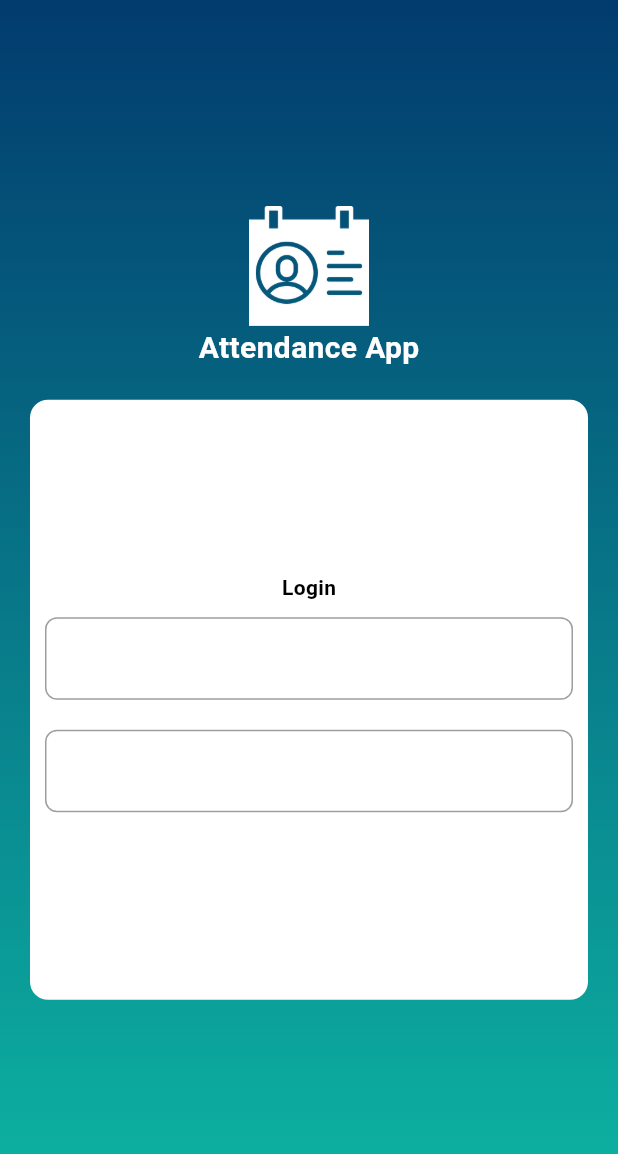
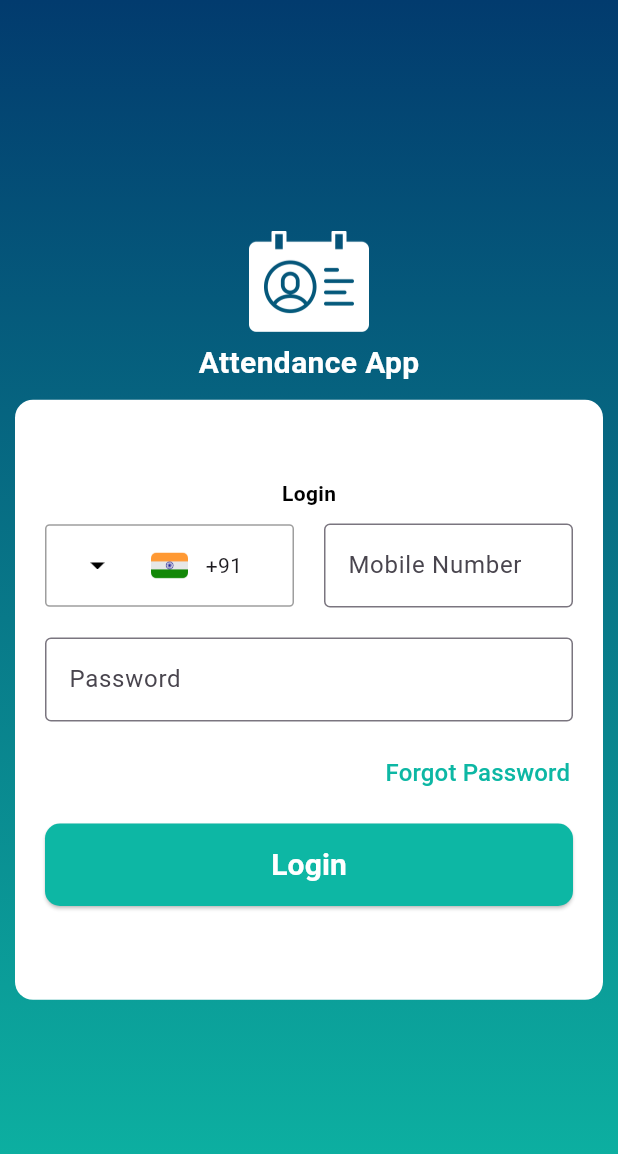
Before and after one commit to ajayrana78767/Core-Attendance-App, a Flutter app: the screen it shows after launch, on a phone screen of 412 x 824 dp. Shown: the top 1154 px of the screen. Run offline on Flutter 3.47's test engine with Material 3 defaults, Android fonts, the phone set to English and light mode, and no system bars.

Commit message:
Login Secreen

```diff
--- a/lib/Screens/loginscreen.dart
+++ b/lib/Screens/loginscreen.dart
@@ -39,7 +39,7 @@ class _LoginscreenState extends State<Loginscreen> {
             Center(child: Image.asset("assets/images/cameraImage.png",
               width: 80, // Set width
               height: 80, // Set height
-              fit: BoxFit.cover,
+
               )
             ),
 
@@ -51,8 +51,8 @@ class _LoginscreenState extends State<Loginscreen> {
                 )
               ),
               Container(
-
-                margin: EdgeInsets.all(20),
+                padding: EdgeInsets.all(10),
+                margin: EdgeInsets.all(10),
                 height: 400,
                 width: double.infinity,
                 decoration: BoxDecoration(
@@ -68,31 +68,100 @@ class _LoginscreenState extends State<Loginscreen> {
                         color: Colors.black,
                         ),
                       ),
+                     Row(
+                        children: [
+                          Expanded(
+                            child: Container(
+                              margin: EdgeInsets.all(10),
+                              height: 55,
+                              width: 100,
+
+                              decoration: BoxDecoration(
+                                borderRadius: BorderRadius.circular(3), // Rounded corners
+                                border: Border.all(color: Colors.grey),
+                              ),
+                              padding: EdgeInsets.all(10),
+                              child: Row(
+                                children: [
+                                  Expanded(
+                                    child: Image.asset("assets/images/ic_down_arrow.png",
+                                    width: 10, // Set width
+                                    height: 5, // Set height
+
+                                    ),
+                                  ),
+                                  Expanded(
+                                    child: Image.asset("assets/images/indiaFlag.png",
+                                    width: 25, // Set width
+                                    height: 25, // Set height
+
+                                    ),
+                                  ),
+                                  Expanded(
+                                    child: Text("+91")
+                                  ),
+                                ],
+                              ),
+                            ),
+                          ),
+                          Expanded(
+                            child: Container(
+                              padding: EdgeInsets.all(10),
+                              child: TextField(
+                                decoration: InputDecoration(
+                                  labelText: "Mobile Number",
+                                  border: OutlineInputBorder(),
+                                ),
+
+                              ),
+                            ),
+                          ),
+                        ],
+                      ),
+                      Container(
+                        padding: EdgeInsets.all(10),
+                              child: TextField(
+                                decoration: InputDecoration(
+                                  labelText: "Password",
+                                  border: OutlineInputBorder(),
+                                ),
+                              ),
+
+                      ),
 
                       Container(
-                        margin: EdgeInsets.all(10),
-                        height: 55,
-                        width: double.infinity,
-                        decoration: BoxDecoration(
-                          border: Border.all(color: Colors.grey, width: 1),
-                          borderRadius: BorderRadius.all(Radius.circular(8)),
+                        alignment: Alignment.topRight,
+                        child: TextButton(
+                          onPressed: () {
 
+                        },
+                        child: Text("Forgot Password", style: TextStyle(fontSize: 16, color: colorUtils.tertiaryColor),),
                         ),
                       ),
                       Container(
                         margin: EdgeInsets.all(10),
+                        child: SizedBox(
                           height: 55,
                           width: double.infinity,
-                        decoration: BoxDecoration(
-                          border: Border.all(color: Colors.grey, width: 1),
-                          borderRadius: BorderRadius.all(Radius.circular(8)),
-                          color: Colors.white,
+                          child: ElevatedButton(
+                            onPressed: () {
+
+                            },
+                            style: ElevatedButton.styleFrom(
+                                backgroundColor: colorUtils.tertiaryColor, // Button color
+                                foregroundColor: Colors.white, // Text color
+                                padding: EdgeInsets.symmetric(horizontal: 20, vertical: 12), // Button padding
+                                shape: RoundedRectangleBorder(
+                                  borderRadius: BorderRadius.circular(10), // Rounded corners
                                 ),
                               ),
-
+                            child: Text("Login",style: TextStyle(fontSize: 20, fontWeight: FontWeight.bold),),
+                          ),
+                        ),
+                      ),
                     ]
                 ),
-              )
+              ),
           ],
         ),
 
```
Also changed, not shown: assets/images/ic_down_arrow.png (added), assets/images/indiaFlag.png (added), lib/Utils/colors_utils.dart (line endings or trailing spaces), 36 other files. Lines whose indentation alone changed are shown as unchanged.
